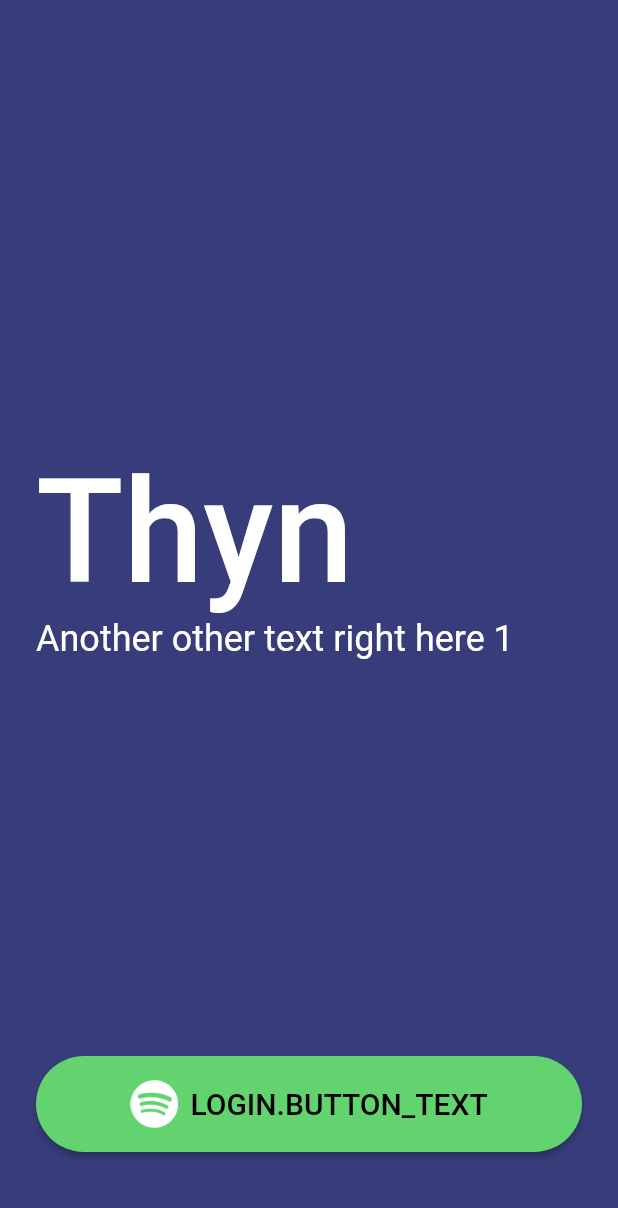
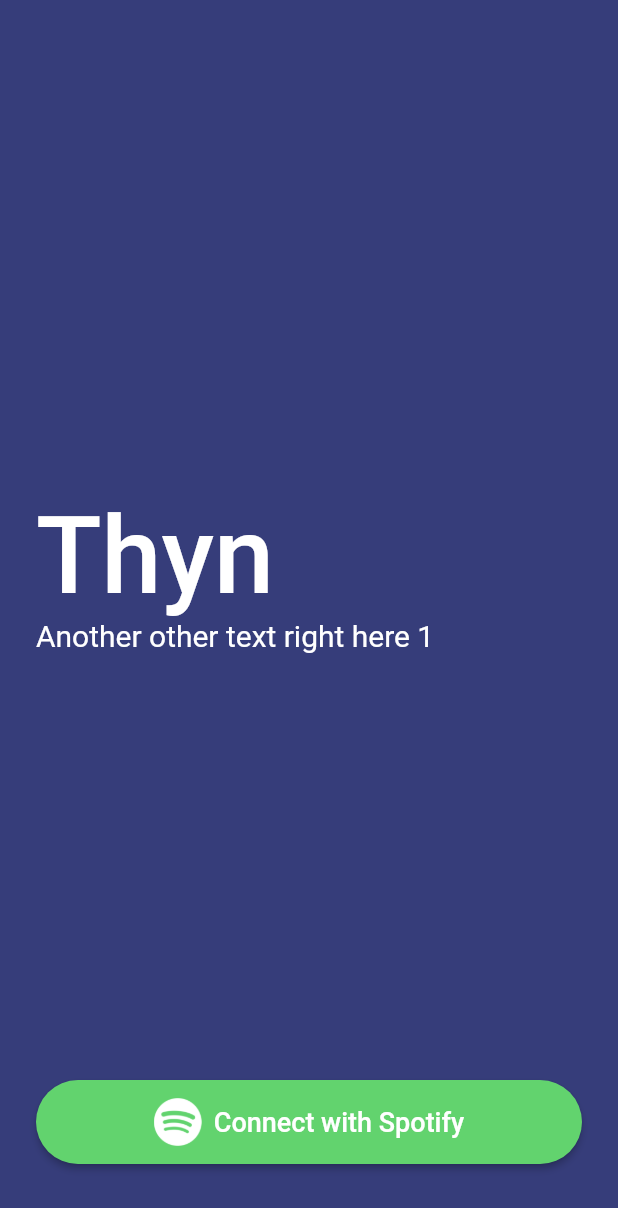
Before and after one commit to hobroker/thynui, a Flutter app: the screen it shows after launch, on a phone screen of 412 x 824 dp. Shown: the top 1208 px of the screen. Run offline on Flutter 3.47's test engine with Material 2 defaults, Android fonts, the phone set to English and light mode, and no system bars; our stand-ins replace flutter_i18n, flutter_redux, redux; missing offline and left inert: redux_epics.

Commit message:
Login screen adjustments

```diff
--- a/lib/modules/theme.dart
+++ b/lib/modules/theme.dart
@@ -5,12 +5,12 @@ final defaultTheme = ThemeData(
   primaryColor: ColorConstants.primary,
   textTheme: TextTheme(
     headline1: TextStyle(
-      fontSize: 96.0,
+      fontSize: 72,
       fontWeight: FontWeight.w500,
       color: ColorConstants.white,
     ),
     subtitle1: TextStyle(
-      fontSize: 24.0,
+      fontSize: 20,
       fontWeight: FontWeight.normal,
       color: ColorConstants.white,
     ),
--- a/lib/screens/login/login_screen.dart
+++ b/lib/screens/login/login_screen.dart
@@ -29,7 +29,7 @@ class LoginScreen extends StatelessWidget {
         style: Theme.of(context).textTheme.subtitle1,
       ),
       button: SpotifyLoginButton(
-        text: FlutterI18n.translate(context, 'login.button_text'),
+        text: FlutterI18n.translate(context, 'login.connect_with_spotify'),
         onClick: onLoginClick,
       ),
     );
--- a/lib/screens/login/login_screen_wrapper.dart
+++ b/lib/screens/login/login_screen_wrapper.dart
@@ -24,7 +24,7 @@ class LoginScreenWrapper extends StatelessWidget {
           padding: EdgeInsets.only(
             left: 24,
             right: 24,
-            bottom: 56,
+            bottom: 48,
           ),
           child: Column(
             crossAxisAlignment: CrossAxisAlignment.stretch,
--- a/lib/views/spotify_login_button.dart
+++ b/lib/views/spotify_login_button.dart
@@ -15,7 +15,7 @@ class SpotifyLoginButton extends StatelessWidget {
   @override
   Widget build(BuildContext context) {
     return SizedBox(
-      height: 64,
+      height: 56,
       child: RaisedButton(
         padding: EdgeInsets.symmetric(vertical: 8),
         color: ColorConstants.spotifyAccent,
@@ -27,15 +27,15 @@ class SpotifyLoginButton extends StatelessWidget {
           mainAxisAlignment: MainAxisAlignment.center,
           children: [
             Container(
-              padding: EdgeInsets.symmetric(vertical: 8),
+              padding: EdgeInsets.symmetric(vertical: 4),
               child: SpotifyIcon(),
             ),
             SizedBox(width: 8),
             Text(
-              text.toUpperCase(),
+              text,
               style: TextStyle(
-                color: ColorConstants.black,
-                fontSize: 20,
+                color: ColorConstants.white,
+                fontSize: 18,
                 fontWeight: FontWeight.w500,
               ),
             )
```
